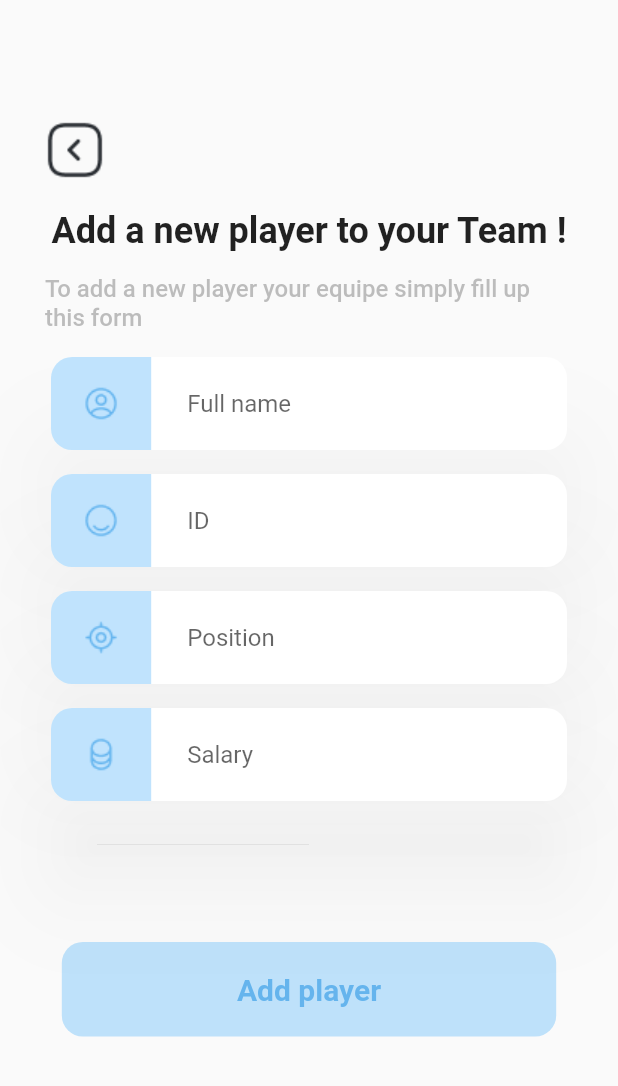
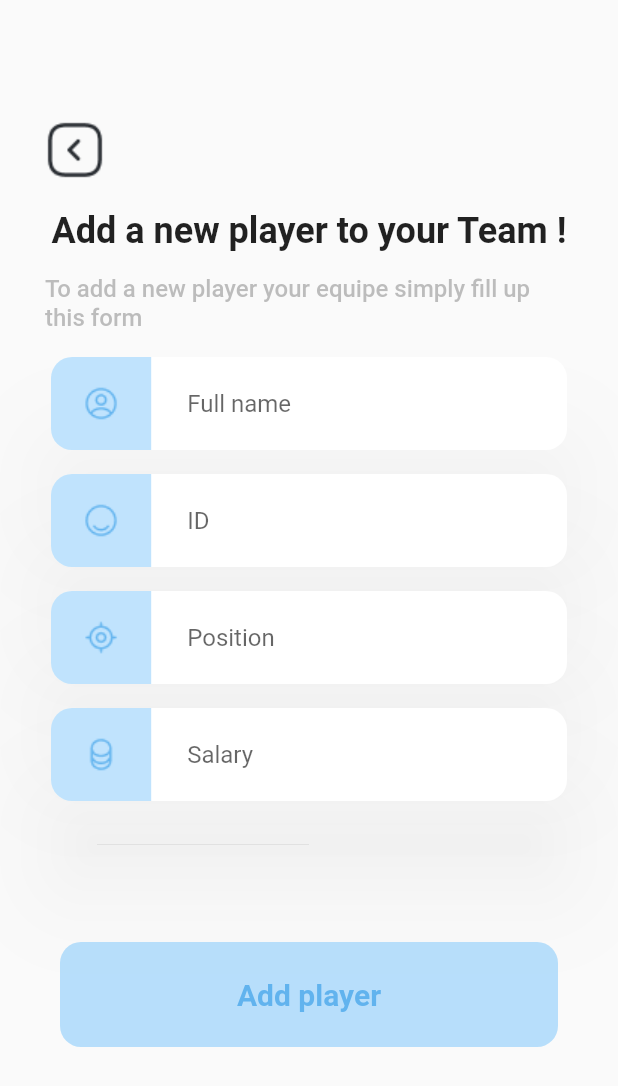
Before and after one commit to shaimaMathlouthi/crudapp, a Flutter app: the AddPlayer screen opened directly, on a phone screen of 412 x 824 dp. Shown: the top 1086 px of the screen. Run offline on Flutter 3.47's test engine with Material 2 defaults, Android fonts, the phone set to English and light mode, and no system bars; drawn by our look-alikes of auto_size_text; our stand-ins replace responsive_sizer; network calls fail.

Commit message:
first commit

```diff
--- a/lib/view/shared/widgets/cutom_button.dart
+++ b/lib/view/shared/widgets/cutom_button.dart
@@ -11,10 +11,10 @@ class CustomButton extends StatelessWidget {
   @override
   Widget build(BuildContext context) {
     return Container(
-        height: 63,
-        width: 80.w,
+        height: 70,
+        width: 82.w,
         decoration: BoxDecoration(
-          color: const Color(0x797BC5FA),
+          color: const Color.fromARGB(121, 109, 192, 252),
           borderRadius: BorderRadius.circular(14),
         ),
         child: Center(
```
